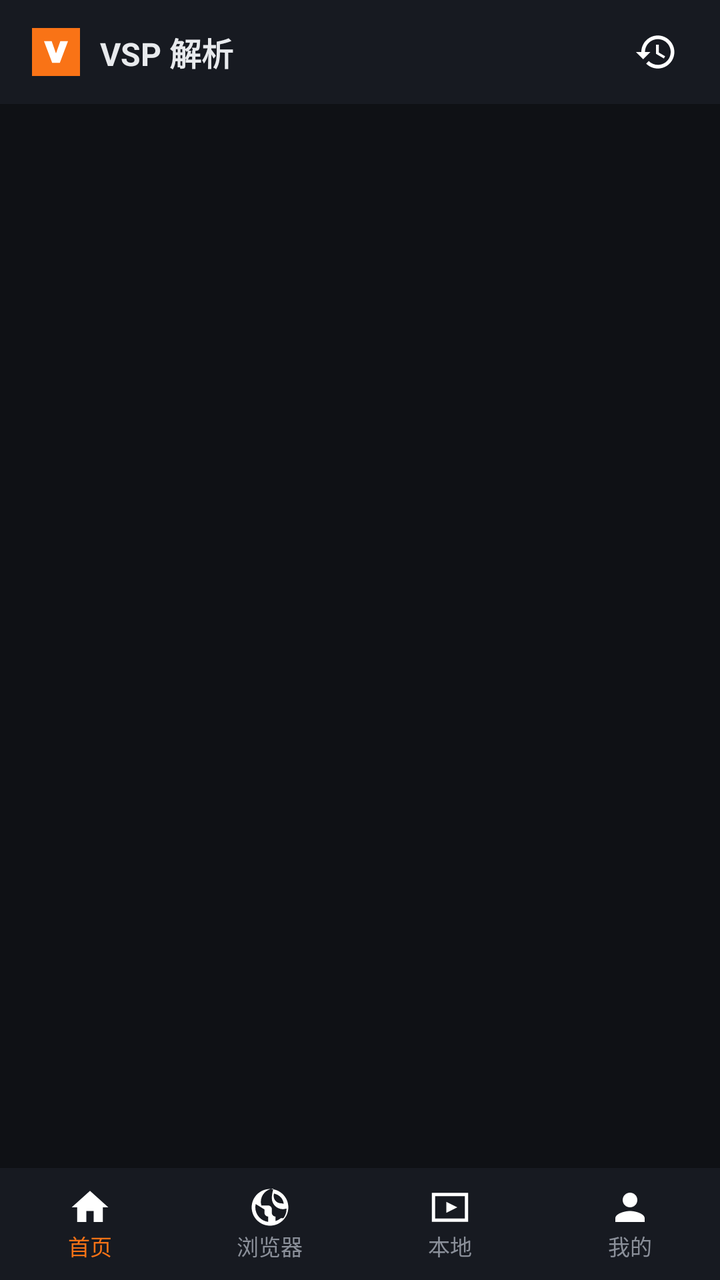
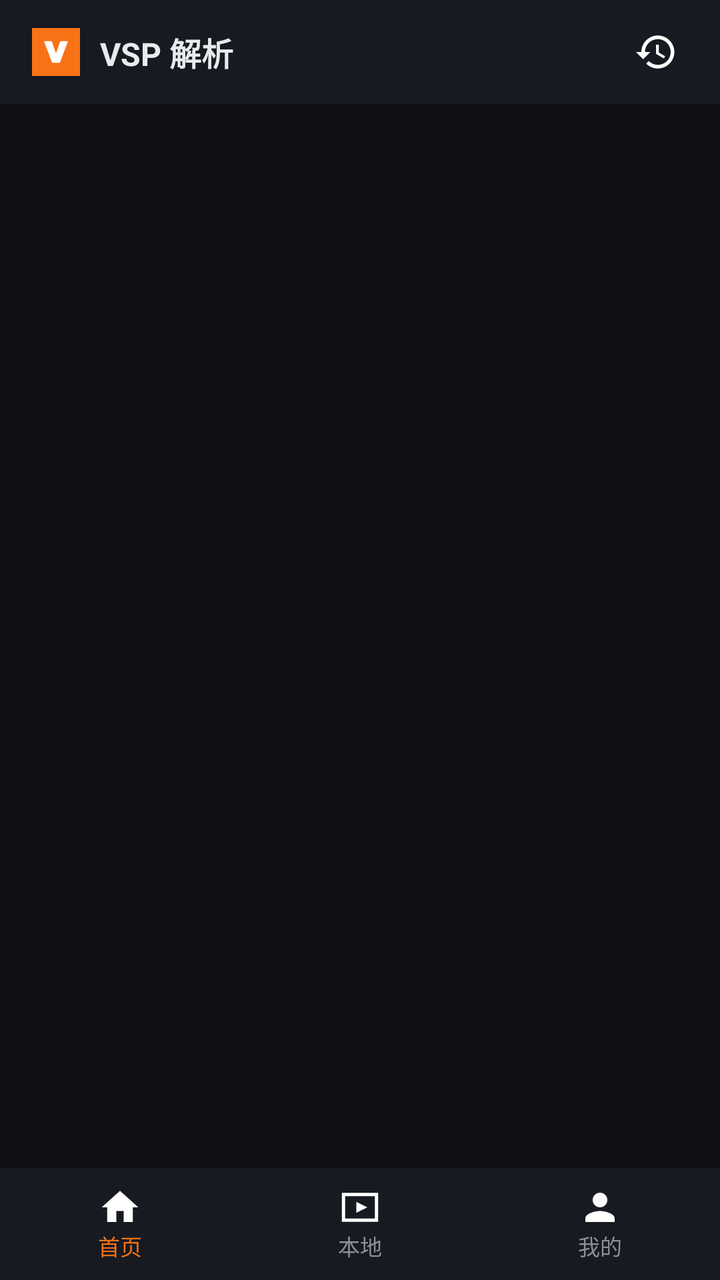

Screens rendered from an Android XML layout before and after an edit, with the pre-edit source and the edit as a unified diff.
<!-- AndroidManifest.xml: application theme android:Theme.DeviceDefault.NoActionBar -->
<!-- res/layout/activity_main.xml -->
<?xml version="1.0" encoding="utf-8"?>

<LinearLayout xmlns:android="http://schemas.android.com/apk/res/android"
    android:id="@+id/root"
    android:layout_width="match_parent"
    android:layout_height="match_parent"
    android:orientation="vertical"
    android:background="#0f1115"
    android:tag="bg"
    android:fitsSystemWindows="true">

    
    <LinearLayout
        android:id="@+id/top_bar"
        android:layout_width="match_parent"
        android:layout_height="52dp"
        android:background="#171a21"
        android:tag="card"
        android:gravity="center_vertical"
        android:paddingStart="16dp"
        android:paddingEnd="12dp"
        android:orientation="horizontal">
        <View
            android:layout_width="24dp"
            android:layout_height="24dp"
            android:background="@drawable/brand_mark" />
        <TextView
            android:layout_width="wrap_content"
            android:layout_height="wrap_content"
            android:text="VSP 解析"
            android:textColor="#e8eaed"
            android:tag="text"
            android:textSize="16sp"
            android:textStyle="bold"
            android:layout_marginStart="10dp" />
        <View
            android:layout_width="0dp"
            android:layout_height="1dp"
            android:layout_weight="1" />
        <ImageButton
            android:id="@+id/btn_more"
            android:layout_width="40dp"
            android:layout_height="40dp"
            android:src="@drawable/ic_more"
            android:tag="icon"
            android:scaleType="fitCenter"
            android:padding="10dp"
            android:background="?android:attr/selectableItemBackgroundBorderless"
            android:visibility="gone"
            android:contentDescription="更多" />
        <ImageButton
            android:id="@+id/btn_history"
            android:layout_width="40dp"
            android:layout_height="40dp"
            android:src="@drawable/ic_history"
            android:tag="icon"
            android:scaleType="fitCenter"
            android:padding="9dp"
            android:background="?android:attr/selectableItemBackgroundBorderless"
            android:contentDescription="最近解析" />
    </LinearLayout>

    
    <FrameLayout
        android:id="@+id/content"
        android:layout_width="match_parent"
        android:layout_height="0dp"
        android:layout_weight="1" />

    
    <LinearLayout
        android:id="@+id/selection_bar"
        android:layout_width="match_parent"
        android:layout_height="52dp"
        android:background="#1f232c"
        android:tag="card"
        android:orientation="horizontal"
        android:gravity="center_vertical"
        android:paddingStart="16dp"
        android:paddingEnd="12dp"
        android:visibility="gone">
        <TextView
            android:id="@+id/sel_count"
            android:layout_width="0dp"
            android:layout_height="wrap_content"
            android:layout_weight="1"
            android:text="已选择 0 项"
            android:textColor="#e8eaed"
            android:tag="text"
            android:textSize="13sp" />
        <TextView
            android:id="@+id/sel_all"
            android:layout_width="wrap_content"
            android:layout_height="wrap_content"
            android:text="全选"
            android:textColor="#f97316"
            android:tag="accent"
            android:textSize="13sp"
            android:padding="8dp" />
        <TextView
            android:id="@+id/sel_delete"
            android:layout_width="wrap_content"
            android:layout_height="wrap_content"
            android:text="删除"
            android:textColor="#ef4444"
            android:tag="danger"
            android:textSize="13sp"
            android:padding="8dp" />
        <TextView
            android:id="@+id/sel_cancel"
            android:layout_width="wrap_content"
            android:layout_height="wrap_content"
            android:text="取消"
            android:textColor="#8b909a"
            android:tag="dim"
            android:textSize="13sp"
            android:padding="8dp" />
    </LinearLayout>

    
    <LinearLayout
        android:id="@+id/bottom_tab"
        android:layout_width="match_parent"
        android:layout_height="56dp"
        android:background="#171a21"
        android:tag="card"
        android:orientation="horizontal">
        <LinearLayout
            android:id="@+id/tab_home"
            android:layout_width="0dp"
            android:layout_height="match_parent"
            android:layout_weight="1"
            android:gravity="center"
            android:orientation="vertical">
            <ImageView
                android:id="@+id/tab_home_icon"
                android:layout_width="22dp"
                android:layout_height="22dp"
                android:src="@drawable/ic_home"
                android:tag="tab_home"
                android:scaleType="fitCenter" />
            <TextView
                android:id="@+id/tab_home_text"
                android:layout_width="wrap_content"
                android:layout_height="wrap_content"
                android:text="首页"
                android:textColor="#f97316"
                android:tag="tab_home"
                android:textSize="11sp" />
        </LinearLayout>
        
        <LinearLayout
            android:id="@+id/tab_browser"
            android:layout_width="0dp"
            android:layout_height="match_parent"
            android:layout_weight="1"
            android:gravity="center"
            android:orientation="vertical">
            <ImageView
                android:id="@+id/tab_browser_icon"
                android:layout_width="22dp"
                android:layout_height="22dp"
                android:src="@drawable/ic_browser"
                android:tag="tab_browser"
                android:scaleType="fitCenter" />
            <TextView
                android:id="@+id/tab_browser_text"
                android:layout_width="wrap_content"
                android:layout_height="wrap_content"
                android:text="浏览器"
                android:textColor="#8b909a"
                android:tag="tab_browser"
                android:textSize="11sp" />
        </LinearLayout>
        <LinearLayout
            android:id="@+id/tab_local"
            android:layout_width="0dp"
            android:layout_height="match_parent"
            android:layout_weight="1"
            android:gravity="center"
            android:orientation="vertical">
            <ImageView
                android:id="@+id/tab_local_icon"
                android:layout_width="22dp"
                android:layout_height="22dp"
                android:src="@drawable/ic_local"
                android:tag="tab_local"
                android:scaleType="fitCenter" />
            <TextView
                android:id="@+id/tab_local_text"
                android:layout_width="wrap_content"
                android:layout_height="wrap_content"
                android:text="本地"
                android:textColor="#8b909a"
                android:tag="tab_local"
                android:textSize="11sp" />
        </LinearLayout>
        <LinearLayout
            android:id="@+id/tab_me"
            android:layout_width="0dp"
            android:layout_height="match_parent"
            android:layout_weight="1"
            android:gravity="center"
            android:orientation="vertical">
            <ImageView
                android:id="@+id/tab_me_icon"
                android:layout_width="22dp"
                android:layout_height="22dp"
                android:src="@drawable/ic_user"
                android:tag="tab_me"
                android:scaleType="fitCenter" />
            <TextView
                android:id="@+id/tab_me_text"
                android:layout_width="wrap_content"
                android:layout_height="wrap_content"
                android:text="我的"
                android:textColor="#8b909a"
                android:tag="tab_me"
                android:textSize="11sp" />
        </LinearLayout>
    </LinearLayout>
</LinearLayout>
<!-- resources referenced by this layout -->
<resources>
  <!-- drawable brand_mark (drawable) -->
  <?xml version="1.0" encoding="utf-8"?>
  <vector xmlns:android="http://schemas.android.com/apk/res/android"
      android:width="24dp"
      android:height="24dp"
      android:viewportWidth="40"
      android:viewportHeight="40">
      <path
          android:fillColor="#F97316"
          android:pathData="M0,0h40v40h-40z" />
      <path
          android:fillColor="#FFFFFF"
          android:pathData="M10,11h6.4l3.6,10.2l3.6,-10.2h6.4l-6.8,18h-6.4z" />
  </vector>
  <!-- drawable ic_browser (drawable) -->
  <?xml version="1.0" encoding="utf-8"?>
  <vector xmlns:android="http://schemas.android.com/apk/res/android"
      android:width="24dp"
      android:height="24dp"
      android:viewportWidth="24"
      android:viewportHeight="24">
      <path
          android:fillColor="#FFFFFFFF"
          android:pathData="M12,2C6.48,2 2,6.48 2,12s4.48,10 10,10 10,-4.48 10,-10S17.52,2 12,2zM11,19.93c-3.95,-0.49 -7,-3.85 -7,-7.93 0,-0.62 0.08,-1.22 0.21,-1.79L9,13.17V15c0,1.1 0.9,2 2,2v2.93zM17.93,17.9C17.04,18.59 16.06,19.12 15,19.5V17c-1.1,0 -2,-0.9 -2,-2v-2c0,-1.1 -0.9,-2 -2,-2H7.3C7.1,10.02 7,9.51 7,9c0,-3.86 3.04,-7.02 6.85,-7.24C13.24,4.09 13,5.51 13,7c0,3.31 2.69,6 6,6 0.69,0 1.36,-0.12 1.98,-0.33 0.01,0.11 0.02,0.22 0.02,0.33 0,1.83 -0.62,3.52 -1.65,4.87zM19.46,10.06C18.92,10.02 18.46,9.8 18,9.8c-2.21,0 -4,-1.79 -4,-4 0,-0.46 0.08,-0.9 0.2,-1.31C17.43,5.25 19.24,7.5 19.46,10.06z" />
  </vector>
  <!-- drawable ic_history (drawable) -->
  <?xml version="1.0" encoding="utf-8"?>
  <vector xmlns:android="http://schemas.android.com/apk/res/android"
      android:width="24dp"
      android:height="24dp"
      android:viewportWidth="24"
      android:viewportHeight="24">
      <path
          android:fillColor="#FFFFFFFF"
          android:pathData="M13,3c-4.97,0 -9,4.03 -9,9H1l3.89,3.89l0.07,0.14L9,12H6c0,-3.87 3.13,-7 7,-7s7,3.13 7,7s-3.13,7 -7,7c-1.93,0 -3.68,-0.79 -4.94,-2.06l-1.42,1.42C8.27,19.99 10.51,21 13,21c4.97,0 9,-4.03 9,-9S17.97,3 13,3z M12,8v5l4.28,2.54l0.72,-1.21l-3.5,-2.08V8H12z" />
  </vector>
  <!-- drawable ic_home (drawable) -->
  <?xml version="1.0" encoding="utf-8"?>
  <vector xmlns:android="http://schemas.android.com/apk/res/android"
      android:width="24dp"
      android:height="24dp"
      android:viewportWidth="24"
      android:viewportHeight="24">
      <path
          android:fillColor="#FFFFFFFF"
          android:pathData="M10,20v-6h4v6h5v-8h3L12,3 2,12h3v8z" />
  </vector>
  <!-- drawable ic_local (drawable) -->
  <?xml version="1.0" encoding="utf-8"?>
  <vector xmlns:android="http://schemas.android.com/apk/res/android"
      android:width="24dp"
      android:height="24dp"
      android:viewportWidth="24"
      android:viewportHeight="24">
      <path
          android:pathData="M3,5h18v14H3z"
          android:strokeColor="#FFFFFFFF"
          android:strokeWidth="1.8"
          android:fillColor="#00000000" />
      <path
          android:fillColor="#FFFFFFFF"
          android:pathData="M10,9l6,3 -6,3z" />
  </vector>
  <!-- drawable ic_more (drawable) -->
  <?xml version="1.0" encoding="utf-8"?>
  <vector xmlns:android="http://schemas.android.com/apk/res/android"
      android:width="24dp"
      android:height="24dp"
      android:viewportWidth="24"
      android:viewportHeight="24">
      <path
          android:fillColor="#FFFFFFFF"
          android:pathData="M12,6.2m-1.7,0a1.7,1.7 0,1 1,3.4 0a1.7,1.7 0,1 1,-3.4 0M12,12m-1.7,0a1.7,1.7 0,1 1,3.4 0a1.7,1.7 0,1 1,-3.4 0M12,17.8m-1.7,0a1.7,1.7 0,1 1,3.4 0a1.7,1.7 0,1 1,-3.4 0" />
  </vector>
  <!-- drawable ic_user (drawable) -->
  <?xml version="1.0" encoding="utf-8"?>
  <vector xmlns:android="http://schemas.android.com/apk/res/android"
      android:width="24dp"
      android:height="24dp"
      android:viewportWidth="24"
      android:viewportHeight="24">
      <path
          android:fillColor="#FFFFFFFF"
          android:pathData="M12,12c2.21,0 4,-1.79 4,-4s-1.79,-4 -4,-4 -4,1.79 -4,4 1.79,4 4,4z M12,14c-2.67,0 -8,1.34 -8,4v2h16v-2c0,-2.66 -5.33,-4 -8,-4z" />
  </vector>
</resources>

<!-- the commit's change to res/layout/activity_main.xml (unified diff, before → after) -->
@@ -148,30 +148,6 @@
                 android:tag="tab_home"
                 android:textSize="11sp" />
         </LinearLayout>
-        
-        <LinearLayout
-            android:id="@+id/tab_browser"
-            android:layout_width="0dp"
-            android:layout_height="match_parent"
-            android:layout_weight="1"
-            android:gravity="center"
-            android:orientation="vertical">
-            <ImageView
-                android:id="@+id/tab_browser_icon"
-                android:layout_width="22dp"
-                android:layout_height="22dp"
-                android:src="@drawable/ic_browser"
-                android:tag="tab_browser"
-                android:scaleType="fitCenter" />
-            <TextView
-                android:id="@+id/tab_browser_text"
-                android:layout_width="wrap_content"
-                android:layout_height="wrap_content"
-                android:text="浏览器"
-                android:textColor="#8b909a"
-                android:tag="tab_browser"
-                android:textSize="11sp" />
-        </LinearLayout>
         <LinearLayout
             android:id="@+id/tab_local"
             android:layout_width="0dp"
<!-- resource entries referenced after the edit -->
@@ -13,17 +13,6 @@
       <path
           android:fillColor="#FFFFFF"
           android:pathData="M10,11h6.4l3.6,10.2l3.6,-10.2h6.4l-6.8,18h-6.4z" />
-  </vector>
-  <!-- drawable ic_browser (drawable) -->
-  <?xml version="1.0" encoding="utf-8"?>
-  <vector xmlns:android="http://schemas.android.com/apk/res/android"
-      android:width="24dp"
-      android:height="24dp"
-      android:viewportWidth="24"
-      android:viewportHeight="24">
-      <path
-          android:fillColor="#FFFFFFFF"
-          android:pathData="M12,2C6.48,2 2,6.48 2,12s4.48,10 10,10 10,-4.48 10,-10S17.52,2 12,2zM11,19.93c-3.95,-0.49 -7,-3.85 -7,-7.93 0,-0.62 0.08,-1.22 0.21,-1.79L9,13.17V15c0,1.1 0.9,2 2,2v2.93zM17.93,17.9C17.04,18.59 16.06,19.12 15,19.5V17c-1.1,0 -2,-0.9 -2,-2v-2c0,-1.1 -0.9,-2 -2,-2H7.3C7.1,10.02 7,9.51 7,9c0,-3.86 3.04,-7.02 6.85,-7.24C13.24,4.09 13,5.51 13,7c0,3.31 2.69,6 6,6 0.69,0 1.36,-0.12 1.98,-0.33 0.01,0.11 0.02,0.22 0.02,0.33 0,1.83 -0.62,3.52 -1.65,4.87zM19.46,10.06C18.92,10.02 18.46,9.8 18,9.8c-2.21,0 -4,-1.79 -4,-4 0,-0.46 0.08,-0.9 0.2,-1.31C17.43,5.25 19.24,7.5 19.46,10.06z" />
   </vector>
   <!-- drawable ic_history (drawable) -->
   <?xml version="1.0" encoding="utf-8"?>
